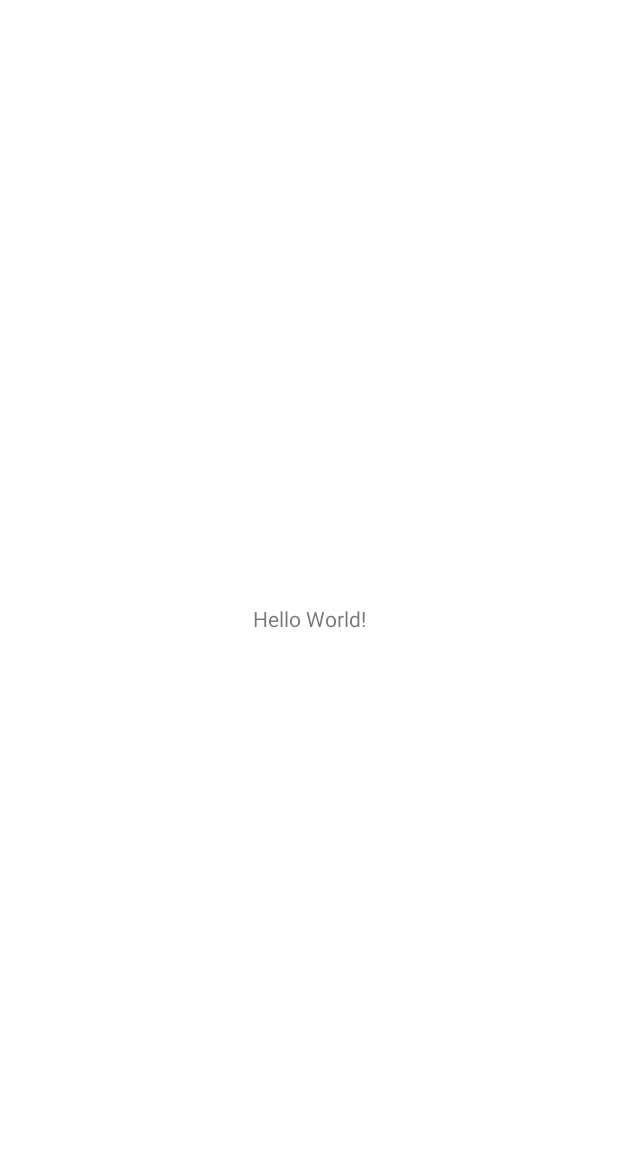
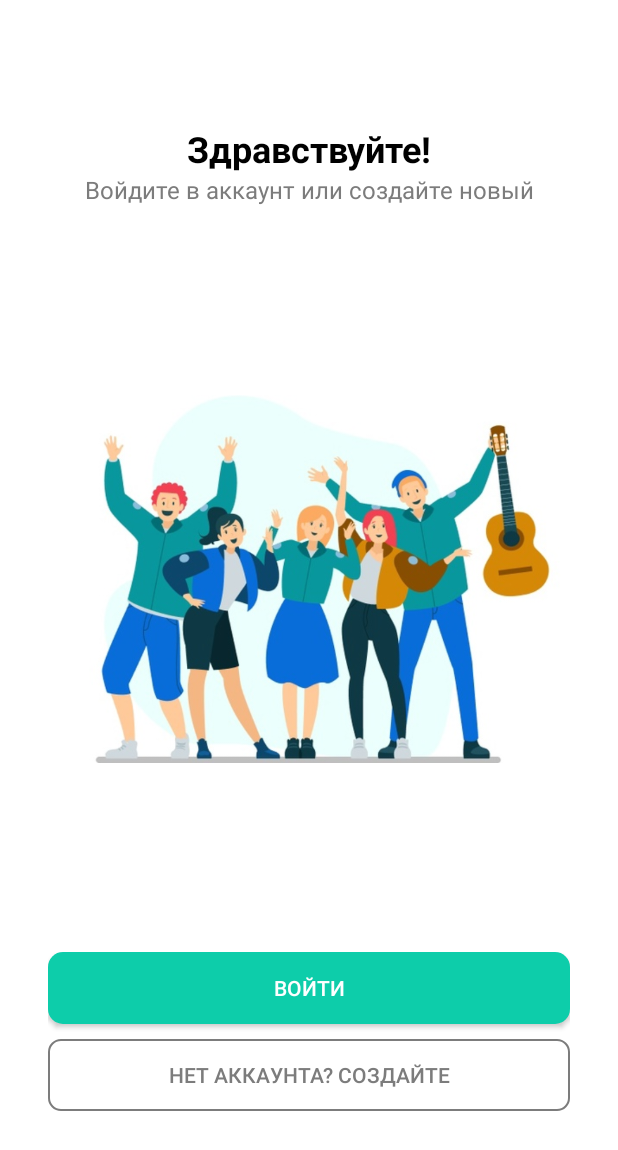
Before and after one commit to winfeo/samsung_coursework, an Android app: the screen it shows after launch (MainActivity), on a phone screen of 412 x 824 dp. Before the commit the part shown is almost empty. Shown: the top 1150 px of the screen. Run offline under Robolectric (Android 15) with nearby library versions, the phone set to English and light mode, and no system bars.

Commit message:
Создане экрана входа

```diff
--- a/app/src/main/java/com/example/samsung_coursework/MainActivity.kt
+++ b/app/src/main/java/com/example/samsung_coursework/MainActivity.kt
@@ -6,6 +6,6 @@ import android.os.Bundle
 class MainActivity : AppCompatActivity() {
     override fun onCreate(savedInstanceState: Bundle?) {
         super.onCreate(savedInstanceState)
-        setContentView(R.layout.activity_main)
+        setContentView(R.layout.fragment_greeting)
     }
 }
--- /dev/null
+++ b/app/src/main/java/com/example/samsung_coursework/fragments/FragmentGreeting.kt
@@ -0,0 +1,24 @@
+package com.example.samsung_coursework.fragments
+
+import android.os.Bundle
+import androidx.fragment.app.Fragment
+import android.view.LayoutInflater
+import android.view.View
+import android.view.ViewGroup
+import com.example.samsung_coursework.R
+
+
+class FragmentGreeting : Fragment() {
+
+    override fun onCreate(savedInstanceState: Bundle?) {
+        super.onCreate(savedInstanceState)
+    }
+
+    override fun onCreateView(
+        inflater: LayoutInflater, container: ViewGroup?,
+        savedInstanceState: Bundle?
+    ): View? {
+        // Inflate the layout for this fragment
+        return inflater.inflate(R.layout.fragment_greeting, container, false)
+    }
+}
--- /dev/null
+++ b/app/src/main/res/drawable/bg_button_primary.xml
@@ -0,0 +1,6 @@
+<?xml version="1.0" encoding="utf-8"?>
+<shape xmlns:android="http://schemas.android.com/apk/res/android"
+    android:shape="rectangle">
+    <corners android:radius="10dp"/> <!-- Скругление углов -->
+    <solid android:color="@color/greenButtonColor"/> <!-- Цвет фона -->
+</shape>
--- /dev/null
+++ b/app/src/main/res/drawable/bg_button_secondary.xml
@@ -0,0 +1,9 @@
+<?xml version="1.0" encoding="utf-8"?>
+<shape xmlns:android="http://schemas.android.com/apk/res/android"
+    android:shape="rectangle">
+    <corners android:radius="8dp"/>
+    <stroke
+        android:width="1dp"
+        android:color="@color/gray"/>
+    <solid android:color="@android:color/transparent"/>
+</shape>
--- /dev/null
+++ b/app/src/main/res/layout/fragment_greeting.xml
@@ -0,0 +1,64 @@
+<LinearLayout
+    xmlns:android="http://schemas.android.com/apk/res/android"
+    xmlns:tools="http://schemas.android.com/tools"
+    android:layout_width="match_parent"
+    android:layout_height="match_parent"
+    android:orientation="vertical"
+    android:paddingHorizontal="32dp"
+    tools:context=".fragments.FragmentGreeting">
+
+    <LinearLayout
+        android:layout_width="match_parent"
+        android:layout_height="wrap_content"
+        android:orientation="vertical"
+        android:layout_weight="1"
+        android:gravity="center">
+
+        <TextView
+            style="@style/TextHeader"
+            android:layout_width="match_parent"
+            android:layout_height="wrap_content"
+            android:text="@string/greeting_greeting"
+            android:gravity="center"/>
+
+        <TextView
+            style="@style/TextSubtitle"
+            android:layout_width="match_parent"
+            android:layout_height="wrap_content"
+            android:text="@string/greeting_info"
+            android:gravity="center"/>
+
+    </LinearLayout>
+
+    <ImageView
+        android:layout_width="match_parent"
+        android:layout_height="0dp"
+        android:layout_weight="2"
+        android:src="@drawable/img_greeting"
+        android:scaleType="fitCenter"
+        android:adjustViewBounds="true"/>
+
+    <!-- Кнопки (нижняя часть) -->
+    <LinearLayout
+        android:layout_width="match_parent"
+        android:layout_height="wrap_content"
+        android:orientation="vertical"
+        android:layout_weight="1"
+        android:gravity="center">
+
+        <Button
+            android:id="@+id/greeting_buttonSingIn"
+            style="@style/ButtonPrimary"
+            android:layout_width="match_parent"
+            android:layout_height="wrap_content"
+            android:text="@string/greeting_singIn"/>
+
+        <Button
+            android:id="@+id/greeting_buttonSingUp"
+            style="@style/ButtonSecondary"
+            android:layout_width="match_parent"
+            android:layout_height="wrap_content"
+            android:text="@string/greeting_singUp"
+            android:layout_marginTop="10dp"/>
+    </LinearLayout>
+</LinearLayout>
--- a/app/src/main/res/values/colors.xml
+++ b/app/src/main/res/values/colors.xml
@@ -7,4 +7,8 @@
     <color name="teal_700">#FF018786</color>
     <color name="black">#FF000000</color>
     <color name="white">#FFFFFFFF</color>
+
+    <!-- кастомные цвета -->
+    <color name="greenButtonColor">#0DCDAA</color>
+    <color name="gray">#7C7C7C</color>
 </resources>
--- a/app/src/main/res/values/strings.xml
+++ b/app/src/main/res/values/strings.xml
@@ -1,3 +1,9 @@
 <resources>
     <string name="app_name">Samsung_coursework</string>
+
+    <!-- Экран входа -->
+    <string name="greeting_greeting">Здравствуйте!</string>
+    <string name="greeting_info">Войдите в аккаунт или создайте новый</string>
+    <string name="greeting_singIn">Войти</string>
+    <string name="greeting_singUp">Нет аккаунта? Создайте</string>
 </resources>
--- a/app/src/main/res/values/themes.xml
+++ b/app/src/main/res/values/themes.xml
@@ -2,8 +2,8 @@
     <!-- Base application theme. -->
     <style name="Theme.Samsung_coursework" parent="Theme.MaterialComponents.DayNight.DarkActionBar">
         <!-- Primary brand color. -->
-        <item name="colorPrimary">@color/purple_500</item>
-        <item name="colorPrimaryVariant">@color/purple_700</item>
+        <item name="colorPrimary">@color/greenButtonColor</item>
+        <item name="colorPrimaryVariant">@color/greenButtonColor</item>
         <item name="colorOnPrimary">@color/white</item>
         <!-- Secondary brand color. -->
         <item name="colorSecondary">@color/teal_200</item>
@@ -11,10 +11,40 @@
         <item name="colorOnSecondary">@color/black</item>
         <!-- Status bar color. -->
         <item name="android:statusBarColor">?attr/colorPrimaryVariant</item>
+
+
         <!-- Customize your theme here. -->
 
         <!-- Убрать название проекта -->
         <item name="windowActionBar">false</item>
         <item name="windowNoTitle">true</item>
+
+        <item name="materialButtonStyle">@style/Widget.AppCompat.Button</item>
+    </style>
+
+    <!-- Большой заголовок -->
+    <style name="TextHeader" parent="TextAppearance.AppCompat.Large">
+        <item name="android:textColor">@color/black</item>
+        <item name="android:textSize">24sp</item>
+        <item name="android:textStyle">bold</item>
+    </style>
+
+    <!-- Обычный текст -->
+    <style name="TextSubtitle" parent="TextAppearance.AppCompat.Medium">
+        <item name="android:textColor">@color/gray</item>
+        <item name="android:textSize">16sp</item>
+        <item name="android:lineSpacingExtra">4dp</item>
+    </style>
+
+    <!-- Кастомная кнопка 1-->
+    <style name="ButtonPrimary" parent="Widget.AppCompat.Button">
+        <item name="android:textColor">@color/white</item>
+        <item name="android:background">@drawable/bg_button_primary</item>
+    </style>
+
+    <!-- Кастомная кнопка 2-->
+    <style name="ButtonSecondary" parent="Widget.AppCompat.Button">
+        <item name="android:textColor">@color/gray</item>
+        <item name="android:background">@drawable/bg_button_secondary</item>
     </style>
 </resources>
```
Also changed, not shown: app/src/main/res/drawable-v24/img_greeting.png (added).
